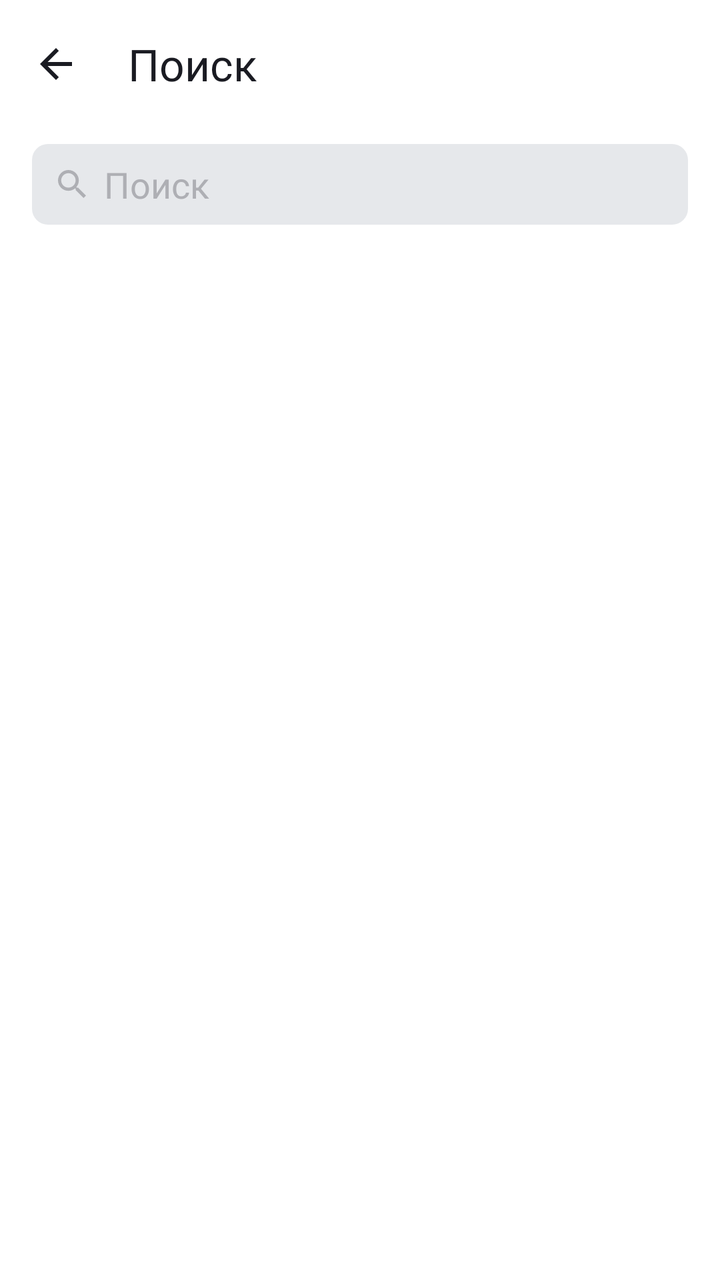
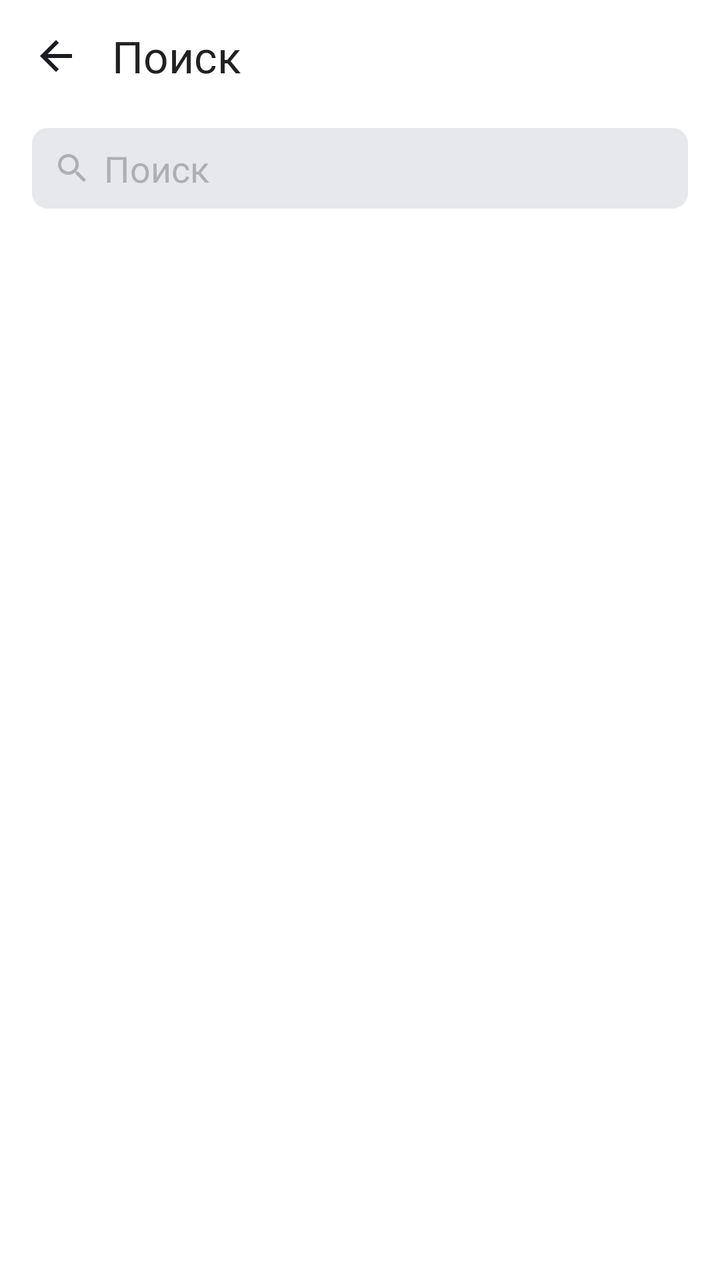

Before-and-after screenshots of an Android layout around one commit, followed by the original layout XML and the change that was made.
<!-- AndroidManifest.xml: application theme Theme.PlaylistMaker -->
<!-- res/layout/activity_search.xml -->
<?xml version="1.0" encoding="utf-8"?>
<LinearLayout xmlns:android="http://schemas.android.com/apk/res/android"
    xmlns:app="http://schemas.android.com/apk/res-auto"
    android:layout_width="match_parent"
    android:layout_height="match_parent"
    android:background="?attr/android:colorBackground"
    android:orientation="vertical">

    <LinearLayout style="@style/ScreenHeader">

        <ImageView
            android:id="@+id/search_back_button"
            android:layout_width="wrap_content"
            android:layout_height="wrap_content"
            android:src="@drawable/ic_arrow_back_24"
            app:tint="?attr/colorOnSurface" />

        <TextView
            style="@style/HeaderText"
            android:text="@string/search_title" />
    </LinearLayout>

    <LinearLayout
        android:layout_width="match_parent"
        android:layout_height="wrap_content"
        android:layout_marginHorizontal="16dp"
        android:layout_marginTop="8dp"
        android:background="@drawable/bg_search_field"
        android:paddingHorizontal="12dp"
        android:paddingVertical="8dp">

        <ImageView
            android:layout_width="wrap_content"
            android:layout_height="wrap_content"
            android:layout_gravity="center_vertical"
            android:src="@drawable/ic_search_16"
            app:tint="?attr/searchFieldOnColor" />

        <EditText
            android:id="@+id/search_field"
            android:layout_width="0dp"
            android:layout_height="wrap_content"
            android:layout_gravity="center_vertical"
            android:layout_marginStart="8dp"
            android:layout_weight="1"
            android:background="@null"
            android:fontFamily="@font/ys_display_regular"
            android:hint="@string/search_field_hint"
            android:imeOptions="actionSearch"
            android:inputType="text"
            android:maxLines="1"
            android:textColor="@color/yp_black"
            android:textColorHint="?attr/searchFieldOnColor" />

        <ImageView
            android:id="@+id/search_field_clear"
            android:layout_width="wrap_content"
            android:layout_height="wrap_content"
            android:layout_gravity="center_vertical"
            android:src="@drawable/ic_search_clear_16"
            android:visibility="gone"
            app:tint="?attr/searchFieldOnColor" />
    </LinearLayout>
</LinearLayout>
<!-- resources referenced by this layout -->
<resources>
  <color name="yp_black">#1A1B22</color>
  <!-- drawable bg_search_field (drawable) -->
  <?xml version="1.0" encoding="utf-8"?>
  <shape xmlns:android="http://schemas.android.com/apk/res/android">
      <solid android:color="?attr/searchFieldBackgroundColor" />
      <corners android:radius="8dp" />
  </shape>
  <!-- drawable ic_arrow_back_24 (drawable) -->
  <vector xmlns:android="http://schemas.android.com/apk/res/android"
      android:width="24dp"
      android:height="24dp"
      android:viewportWidth="24"
      android:viewportHeight="24">
    <group>
      <clip-path
          android:pathData="M0,0h24v24h-24z"/>
      <path
          android:pathData="M20,11H7.83L13.42,5.41L12,4L4,12L12,20L13.41,18.59L7.83,13H20V11Z"
          android:fillColor="#1A1B22"/>
    </group>
  </vector>
  <!-- drawable ic_search_clear_16 (drawable) -->
  <vector xmlns:android="http://schemas.android.com/apk/res/android"
      android:width="16dp"
      android:height="16dp"
      android:viewportWidth="16"
      android:viewportHeight="16">
    <path
        android:pathData="M14,3.209L12.791,2L8,6.791L3.209,2L2,3.209L6.791,8L2,12.791L3.209,14L8,9.209L12.791,14L14,12.791L9.209,8L14,3.209Z"
        android:fillColor="#AEAFB4"/>
  </vector>
  <string name="search_field_hint">Поиск</string>
  <string name="search_title">Поиск</string>
  <style name="HeaderText">
          <item name="android:layout_width">wrap_content</item>
          <item name="android:layout_height">wrap_content</item>
          <item name="android:layout_marginStart">@dimen/settings_margin_large</item>
          <item name="fontFamily">@font/ys_display_medium</item>
          <item name="android:gravity">center_vertical</item>
          <item name="android:textColor">?attr/colorOnSurface</item>
          <item name="android:textSize">@dimen/text_size_large</item>
          <item name="android:textFontWeight">500</item>
      </style>
  <style name="ScreenHeader">
          <item name="android:layout_width">match_parent</item>
          <item name="android:layout_height">wrap_content</item>
          <item name="android:gravity">center_vertical</item>
          <item name="android:minHeight">@dimen/settings_item_min_height</item>
          <item name="android:paddingHorizontal">@dimen/standard_padding</item>
          <item name="android:paddingVertical">@dimen/settings_item_padding_vertical</item>
      </style>
  <style name="Theme.PlaylistMaker" parent="Base.Theme.PlaylistMaker" />
  <dimen name="settings_margin_large">24dp</dimen>
  <dimen name="text_size_large">22sp</dimen>
  <dimen name="settings_item_min_height">64dp</dimen>
  <dimen name="standard_padding">16dp</dimen>
  <dimen name="settings_item_padding_vertical">8dp</dimen>
  <style name="Base.Theme.PlaylistMaker" parent="Theme.MaterialComponents.DayNight.NoActionBar">
          <item name="mainScreenBackground">@color/yp_blue</item>
          <item name="android:colorBackground">@color/yp_white</item>
          <item name="colorOnSurface">@color/yp_black</item>
          <item name="colorOnSurfaceVariant">@color/yp_text_gray</item>
          <item name="searchFieldBackgroundColor">@color/yp_light_gray</item>
          <item name="searchFieldOnColor">@color/yp_text_gray</item>
      </style>
  <color name="yp_blue">#3772E7</color>
  <color name="yp_white">#FFFFFF</color>
  <color name="yp_text_gray">#AEAFB4</color>
  <color name="yp_light_gray">#E6E8EB</color>
  <!-- unchanged entries left out for length: 1 -->
</resources>

<!-- the commit's change to res/layout/activity_search.xml (unified diff, before → after) -->
@@ -1,56 +1,45 @@
 <?xml version="1.0" encoding="utf-8"?>
 <LinearLayout xmlns:android="http://schemas.android.com/apk/res/android"
     xmlns:app="http://schemas.android.com/apk/res-auto"
+    android:id="@+id/root"
     android:layout_width="match_parent"
     android:layout_height="match_parent"
     android:background="?attr/android:colorBackground"
     android:orientation="vertical">
 
-    <LinearLayout style="@style/ScreenHeader">
-
-        <ImageView
-            android:id="@+id/search_back_button"
-            android:layout_width="wrap_content"
-            android:layout_height="wrap_content"
-            android:src="@drawable/ic_arrow_back_24"
-            app:tint="?attr/colorOnSurface" />
-
-        <TextView
-            style="@style/HeaderText"
-            android:text="@string/search_title" />
-    </LinearLayout>
+    <com.google.android.material.appbar.MaterialToolbar
+        android:id="@+id/search_toolbar"
+        style="@style/ToolBar"
+        app:navigationIcon="@drawable/ic_arrow_back_24"
+        app:title="@string/search_title" />
 
     <LinearLayout
         android:layout_width="match_parent"
         android:layout_height="wrap_content"
         android:layout_marginHorizontal="16dp"
         android:layout_marginTop="8dp"
+        android:layout_marginBottom="24dp"
         android:background="@drawable/bg_search_field"
         android:paddingHorizontal="12dp"
         android:paddingVertical="8dp">
-
-        <ImageView
-            android:layout_width="wrap_content"
-            android:layout_height="wrap_content"
-            android:layout_gravity="center_vertical"
-            android:src="@drawable/ic_search_16"
-            app:tint="?attr/searchFieldOnColor" />
 
         <EditText
             android:id="@+id/search_field"
             android:layout_width="0dp"
             android:layout_height="wrap_content"
             android:layout_gravity="center_vertical"
-            android:layout_marginStart="8dp"
             android:layout_weight="1"
             android:background="@null"
+            android:drawableStart="@drawable/ic_search_16"
+            android:drawablePadding="8dp"
             android:fontFamily="@font/ys_display_regular"
             android:hint="@string/search_field_hint"
             android:imeOptions="actionSearch"
             android:inputType="text"
             android:maxLines="1"
             android:textColor="@color/yp_black"
-            android:textColorHint="?attr/searchFieldOnColor" />
+            android:textColorHint="?attr/searchFieldOnColor"
+            app:drawableTint="?attr/searchFieldOnColor" />
 
         <ImageView
             android:id="@+id/search_field_clear"
@@ -61,4 +50,11 @@
             android:visibility="gone"
             app:tint="?attr/searchFieldOnColor" />
     </LinearLayout>
+
+    <androidx.recyclerview.widget.RecyclerView
+        android:id="@+id/search_recycler_view"
+        android:layout_width="match_parent"
+        app:layoutManager="androidx.recyclerview.widget.LinearLayoutManager"
+        android:layout_height="0dp"
+        android:layout_weight="1" />
 </LinearLayout>
<!-- resource entries referenced after the edit -->
@@ -33,30 +33,23 @@
   </vector>
   <string name="search_field_hint">Поиск</string>
   <string name="search_title">Поиск</string>
+  <style name="ToolBar">
+          <item name="android:layout_width">match_parent</item>
+          <item name="android:layout_height">?attr/actionBarSize</item>
+          <item name="contentInsetStart">0dp</item>
+          <item name="contentInsetStartWithNavigation">0dp</item>
+          <item name="navigationIconTint">?attr/colorOnSurface</item>
+          <item name="titleTextAppearance">@style/HeaderText</item>
+          <item name="titleMarginStart">0dp</item>
+      </style>
   <style name="HeaderText">
-          <item name="android:layout_width">wrap_content</item>
-          <item name="android:layout_height">wrap_content</item>
-          <item name="android:layout_marginStart">@dimen/settings_margin_large</item>
           <item name="fontFamily">@font/ys_display_medium</item>
-          <item name="android:gravity">center_vertical</item>
           <item name="android:textColor">?attr/colorOnSurface</item>
           <item name="android:textSize">@dimen/text_size_large</item>
           <item name="android:textFontWeight">500</item>
       </style>
-  <style name="ScreenHeader">
-          <item name="android:layout_width">match_parent</item>
-          <item name="android:layout_height">wrap_content</item>
-          <item name="android:gravity">center_vertical</item>
-          <item name="android:minHeight">@dimen/settings_item_min_height</item>
-          <item name="android:paddingHorizontal">@dimen/standard_padding</item>
-          <item name="android:paddingVertical">@dimen/settings_item_padding_vertical</item>
-      </style>
   <style name="Theme.PlaylistMaker" parent="Base.Theme.PlaylistMaker" />
-  <dimen name="settings_margin_large">24dp</dimen>
   <dimen name="text_size_large">22sp</dimen>
-  <dimen name="settings_item_min_height">64dp</dimen>
-  <dimen name="standard_padding">16dp</dimen>
-  <dimen name="settings_item_padding_vertical">8dp</dimen>
   <style name="Base.Theme.PlaylistMaker" parent="Theme.MaterialComponents.DayNight.NoActionBar">
           <item name="mainScreenBackground">@color/yp_blue</item>
           <item name="android:colorBackground">@color/yp_white</item>
